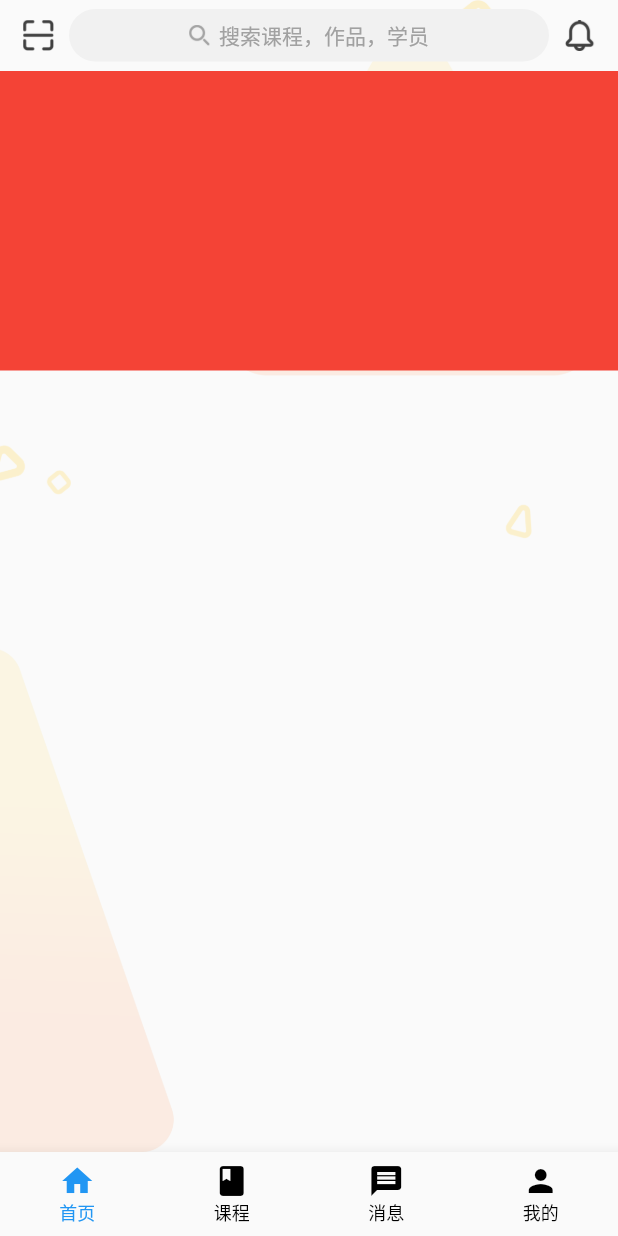
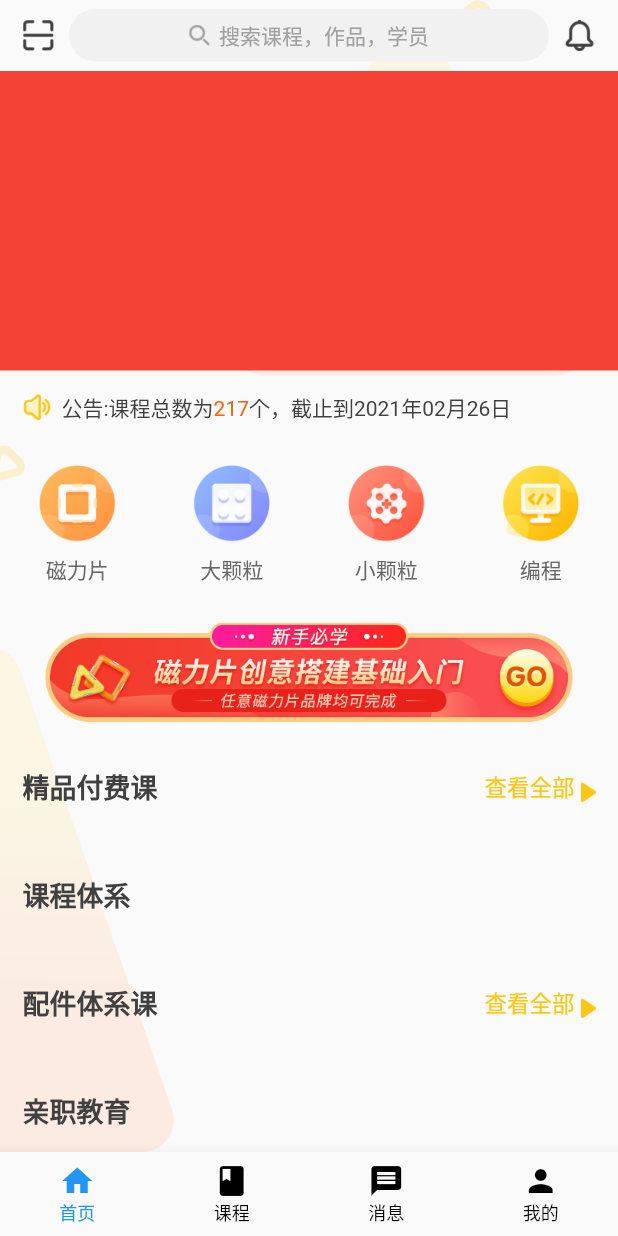
Before and after one commit to suzhonxia/flutter_demo, a Flutter app: the screen it shows after launch, on a phone screen of 412 x 824 dp. Run offline on Flutter 3.47's test engine with Material 2 defaults, Android fonts, the light colour scheme and no system bars; our stand-ins replace date_format, flutter_easyrefresh.

Commit message:
Modify #首页框架搭建

```diff
--- a/lib/page/homePage.dart
+++ b/lib/page/homePage.dart
@@ -1,6 +1,10 @@
+import 'package:flutter/cupertino.dart';
 import 'package:flutter/material.dart';
+import 'package:flutter/rendering.dart';
 import 'package:flutter_demo/r.dart';
 import 'package:flutter_demo/tool/screenSize.dart';
+import 'package:flutter_easyrefresh/easy_refresh.dart';
+import 'package:date_format/date_format.dart';
 
 class HomePage extends StatefulWidget {
   HomePage({Key key}) : super(key: key);
@@ -12,6 +16,8 @@ class HomePage extends StatefulWidget {
 }
 
 class _HomePageState extends State<HomePage> {
+  EasyRefreshController _controller = EasyRefreshController();
+
   @override
   void initState() {
     super.initState();
@@ -32,25 +38,67 @@ class _HomePageState extends State<HomePage> {
             children: [
               _createSearchBar(),
               Expanded(
-                child: Container(
-                  child: SingleChildScrollView(
-                    child: Column(
-                      children: [
-                        _createBanner(),
-                        Container(
-                          width: ScreenSize.getScreenWidth(context),
-                          height: 1300,
-                          child: Center(
-                            child: Text("滑动区域"),
-                          ),
-                        ),
-                      ],
-                    ),
-                  ),
+                child: EasyRefresh(
+                  controller: _controller,
+                  header: BallPulseHeader(),
+                  onRefresh: () async {},
+                  child: _createHomeBody(),
                 ),
               )
             ],
           )
+        ],
+      ),
+    );
+  }
+
+  Widget _createHomeBody() {
+    return SingleChildScrollView(
+      child: Column(
+        children: [
+          _createBanner(),
+          _createNotice(),
+          _createCategory(),
+          _createPoster(),
+          _createPremium(),
+          _createSystem(),
+          _createPart(),
+          _createEduc(),
+          _createMatch(),
+          _createNews(),
+          _createEndTip(),
+        ],
+      ),
+    );
+  }
+
+  Widget _createTitleBar(String title, String more) {
+    return Container(
+      margin: EdgeInsets.only(top: 15),
+      child: Row(
+        children: [
+          Padding(
+            padding: const EdgeInsets.all(15.0),
+            child: Text(title, style: TextStyle(fontSize: 18, color: Color(0xFF404040), fontWeight: FontWeight.bold)),
+          ),
+          Expanded(child: Container()),
+          Padding(
+            padding: const EdgeInsets.all(15.0),
+            child: more.isNotEmpty
+                ? Text.rich(
+                    TextSpan(children: [
+                      TextSpan(text: more),
+                      WidgetSpan(
+                        child: Container(
+                          margin: EdgeInsets.only(left: 4),
+                          child: Image.asset(R.assetsImgIconHomeMore, width: 10),
+                        ),
+                      )
+                    ]),
+                    style: TextStyle(fontSize: 15, color: Color(0xFFFFC613)),
+                  )
+                : Container(),
+          ),
         ],
       ),
     );
@@ -95,4 +143,125 @@ class _HomePageState extends State<HomePage> {
       color: Colors.red,
     );
   }
+
+  Widget _createNotice() {
+    return Container(
+      margin: EdgeInsets.only(top: 6),
+      padding: EdgeInsets.only(left: 15, right: 15, top: 8, bottom: 8),
+      child: Row(
+        children: [
+          Image.asset(R.assetsImgIconHomeNotice, width: 20, height: 20),
+          Expanded(
+            child: Container(
+              margin: EdgeInsets.only(left: 6),
+              child: Text.rich(
+                TextSpan(children: [
+                  TextSpan(text: "公告:课程总数为"),
+                  TextSpan(text: "217", style: TextStyle(color: Color(0xFFFC650D))),
+                  TextSpan(text: "个，截止到${formatDate(DateTime.now(), [yyyy, '年', mm, '月', dd, '日'])}"),
+                ]),
+                textAlign: TextAlign.left,
+                overflow: TextOverflow.ellipsis,
+                style: TextStyle(fontSize: 14, color: Color(0xFF404040)),
+              ),
+            ),
+          )
+        ],
+      ),
+    );
+  }
+
+  Widget _createCategory() {
+    var item = (String src, String text) {
+      return Expanded(
+        child: Container(
+          padding: EdgeInsets.only(top: 12, bottom: 10),
+          child: Column(
+            children: [
+              Container(padding: EdgeInsets.all(6), child: Image.asset(src, width: 55)),
+              Text(text, style: TextStyle(fontSize: 14, color: Color(0xFF666666)))
+            ],
+          ),
+        ),
+        flex: 1,
+      );
+    };
+
+    return Row(
+      children: [
+        item(R.assetsImgIconCourse1, "磁力片"),
+        item(R.assetsImgIconCourse2, "大颗粒"),
+        item(R.assetsImgIconCourse3, "小颗粒"),
+        item(R.assetsImgIconCourse4, "编程")
+      ],
+    );
+  }
+
+  Widget _createPoster() {
+    return Container(
+      margin: EdgeInsets.only(top: 15, left: 15, right: 15),
+      child: Image.asset(R.assetsImgImgPoster),
+    );
+  }
+
+  Widget _createPremium() {
+    return Column(
+      children: [
+        _createTitleBar("精品付费课", "查看全部"),
+      ],
+    );
+  }
+
+  Widget _createSystem() {
+    return Column(
+      children: [
+        _createTitleBar("课程体系", ""),
+      ],
+    );
+  }
+
+  Widget _createPart() {
+    return Column(
+      children: [
+        _createTitleBar("配件体系课", "查看全部"),
+      ],
+    );
+  }
+
+  Widget _createEduc() {
+    return Column(
+      children: [
+        _createTitleBar("亲职教育", ""),
+      ],
+    );
+  }
+
+  Widget _createMatch() {
+    return Column(
+      children: [
+        _createTitleBar("竞赛", "查看全部"),
+      ],
+    );
+  }
+
+  Widget _createNews() {
+    return Column(
+      children: [
+        _createTitleBar("学院资讯", "更多"),
+      ],
+    );
+  }
+
+  Widget _createEndTip() {
+    return Padding(
+      padding: const EdgeInsets.symmetric(vertical: 15),
+      child: Row(
+        children: [
+          Expanded(child: Container(height: 1, color: Color(0xFFF1F1F1), margin: EdgeInsets.only(right: 8))),
+          Text("您已经到了世界的边缘了哦!", style: TextStyle(fontSize: 14, color: Color(0xFFD1D1D1))),
+          Expanded(child: Container(height: 1, color: Color(0xFFF1F1F1), margin: EdgeInsets.only(left: 8))),
+        ],
+      ),
+    );
+  }
 }
--- a/lib/r.dart
+++ b/lib/r.dart
@@ -13,6 +13,8 @@ class R {
   static final String assetsImgIconCourseDate = 'assets/img/icon_course_date.png';
   /// ![](http://127.0.0.1:2222/assets/img/icon_home_message.png)
   static final String assetsImgIconHomeMessage = 'assets/img/icon_home_message.png';
+  /// ![](http://127.0.0.1:2222/assets/img/icon_home_more.png)
+  static final String assetsImgIconHomeMore = 'assets/img/icon_home_more.png';
   /// ![](http://127.0.0.1:2222/assets/img/icon_home_notice.png)
   static final String assetsImgIconHomeNotice = 'assets/img/icon_home_notice.png';
   /// ![](http://127.0.0.1:2222/assets/img/icon_home_scan.png)
--- a/pubspec.yaml
+++ b/pubspec.yaml
@@ -28,6 +28,9 @@ dependencies:
   # The following adds the Cupertino Icons font to your application.
   # Use with the CupertinoIcons class for iOS style icons.
   cupertino_icons: ^1.0.0
+  flutter_easyrefresh: ^2.1.8
+  dio: ^2.1.13
+  date_format: ^1.0.9
 
 dev_dependencies:
   flutter_test:
@@ -54,6 +57,7 @@ flutter:
     - assets/img/icon_course_4.png
     - assets/img/icon_course_date.png
     - assets/img/icon_home_message.png
+    - assets/img/icon_home_more.png
     - assets/img/icon_home_notice.png
     - assets/img/icon_home_scan.png
     - assets/img/icon_read.png
```
Also changed, not shown: assets/img/icon_home_more.png (added), pubspec.lock.
